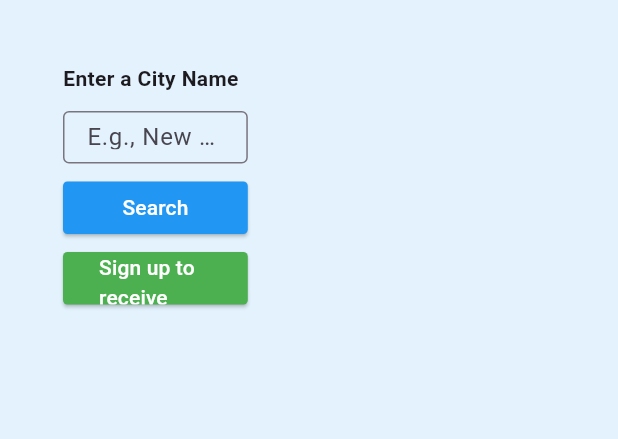
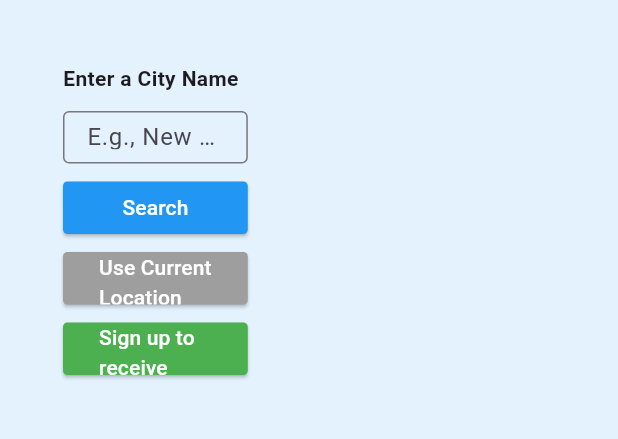
Before and after one commit to quantran88/weatherapp, a Flutter app: the screen it shows after launch, on a phone screen of 412 x 824 dp, the part 84-523 px from its top. Run offline on Flutter 3.47's test engine with Material 3 defaults, Android fonts, the phone set to English and light mode, and no system bars; our stand-ins replace cloud_firestore, firebase_core, geolocator, shared_preferences; missing offline and left inert: flutter_email_sender; accounts and stored records are empty.

Commit message:
updated Use current location

```diff
--- a/lib/screens/weatherscreen.dart
+++ b/lib/screens/weatherscreen.dart
@@ -1,4 +1,5 @@
 import 'package:flutter/material.dart';
+import 'package:geolocator/geolocator.dart';
 import 'package:http/http.dart' as http;
 import 'dart:convert';
 
@@ -39,6 +40,34 @@ class _WeatherScreenState extends State<WeatherScreen> {
     } else {
       throw Exception('Failed to load weather data');
     }
+  }
+
+  Future<String> _getCurrentLocation() async {
+    bool serviceEnabled;
+    LocationPermission permission;
+
+    // Kiểm tra xem dịch vụ định vị có bật không
+    serviceEnabled = await Geolocator.isLocationServiceEnabled();
+    if (!serviceEnabled) {
+      return 'Location services are disabled.';
+    }
+
+    // Kiểm tra quyền truy cập vị trí
+    permission = await Geolocator.checkPermission();
+    if (permission == LocationPermission.denied) {
+      permission = await Geolocator.requestPermission();
+      if (permission == LocationPermission.denied) {
+        return 'Location permissions are denied';
+      }
+    }
+
+    if (permission == LocationPermission.deniedForever) {
+      return 'Location permissions are permanently denied';
+    }
+
+    // Lấy vị trí hiện tại
+    Position position = await Geolocator.getCurrentPosition(desiredAccuracy: LocationAccuracy.high);
+    return '${position.latitude},${position.longitude}';  // Trả về vị trí dưới dạng "latitude,longitude"
   }
 
   @override
@@ -111,9 +140,32 @@ Widget build(BuildContext context) {
                     child: Container(
                       width: 350,
                       height: 35,
+                      child: ElevatedButton (
+                        onPressed: () async {
+                          String location = await _getCurrentLocation();
+                          setState(() {
+                            _futureWeatherData = fetchWeather(location);
+                          });
+                        },
+                        child: Text('Use Current Location'),
+                        style: ElevatedButton.styleFrom(
+                          foregroundColor: Colors.white,
+                          backgroundColor: Colors.grey[500],
+                          shape: RoundedRectangleBorder(
+                            borderRadius: BorderRadius.circular(3.0),
+                          ),
+                        ),
+                      ),
+                    ),
+                  ),
+                  SizedBox(height: 12),
+                  Align(
+                    alignment: Alignment.centerLeft,
+                    child: Container(
+                      width: 350,
+                      height: 35,
                       child: ElevatedButton(
                         onPressed: () {
-                            // Thêm hành động khi nhấn nút mới này
                           Navigator.push(
                             context,
                             MaterialPageRoute(builder: (context) => EmailSubscriptionWidget()),
--- a/pubspec.yaml
+++ b/pubspec.yaml
@@ -19,6 +19,7 @@ dependencies:
   shared_preferences: ^2.0.15
   shared_preferences_web: ^2.0.0
   flutter_email_sender: ^5.0.2
+  geolocator: ^9.0.1
 
 dev_dependencies:
   flutter_test:
```
Also changed, not shown: pubspec.lock, 5 other files. Lines whose indentation alone changed are shown as unchanged.
